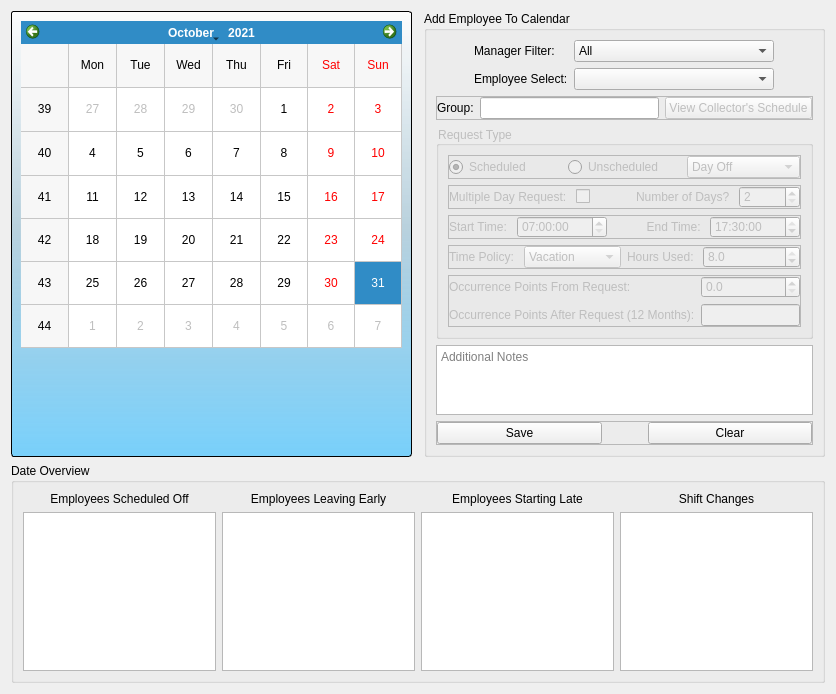
Above: Ui_Files/agent_calendar.ui from jakesb27/Manager_KPI_Tracker before the change. Below: the same form after it.
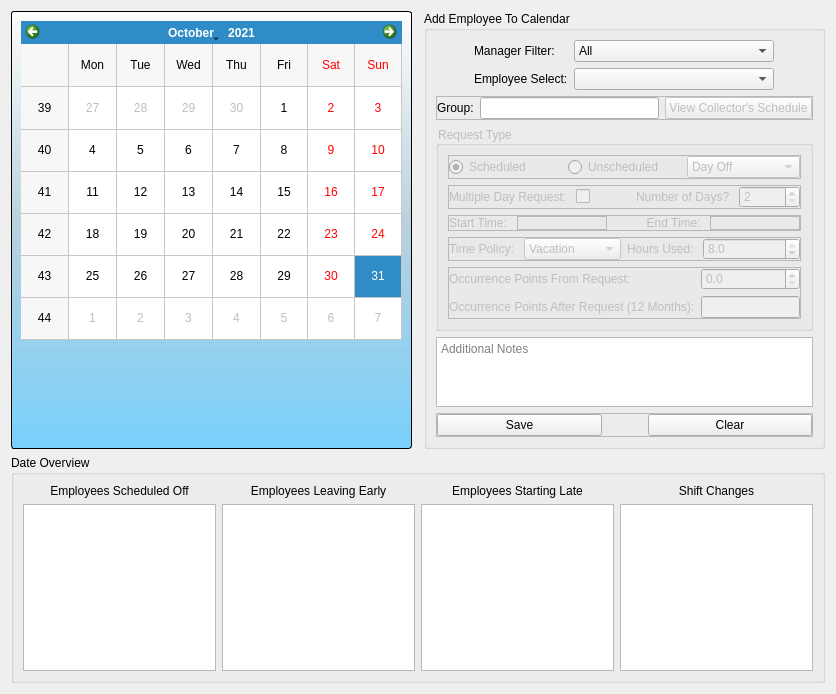
That is the form after the change. Icons and pictures are not drawn.

Commit message: added date UX functions.

Diff of the .ui file:
```diff
--- a/Ui_Files/agent_calendar.ui
+++ b/Ui_Files/agent_calendar.ui
@@ -226,21 +226,30 @@
              </widget>
             </item>
             <item>
-             <widget class="QTimeEdit" name="empStartTime">
-              <property name="maximumTime">
-               <time>
-                <hour>17</hour>
-                <minute>30</minute>
-                <second>0</second>
-               </time>
+             <widget class="QFrame" name="frameStart">
+              <property name="frameShape">
+               <enum>QFrame::StyledPanel</enum>
               </property>
-              <property name="minimumTime">
-               <time>
-                <hour>7</hour>
-                <minute>0</minute>
-                <second>0</second>
-               </time>
+              <property name="frameShadow">
+               <enum>QFrame::Raised</enum>
               </property>
+              <layout class="QHBoxLayout" name="horizontalLayout_7">
+               <property name="spacing">
+                <number>0</number>
+               </property>
+               <property name="leftMargin">
+                <number>0</number>
+               </property>
+               <property name="topMargin">
+                <number>0</number>
+               </property>
+               <property name="rightMargin">
+                <number>0</number>
+               </property>
+               <property name="bottomMargin">
+                <number>0</number>
+               </property>
+              </layout>
              </widget>
             </item>
             <item>
@@ -254,28 +263,30 @@
              </widget>
             </item>
             <item>
-             <widget class="QTimeEdit" name="empEndTime">
-              <property name="maximumTime">
-               <time>
-                <hour>17</hour>
-                <minute>30</minute>
-                <second>0</second>
-               </time>
+             <widget class="QFrame" name="frameEnd">
+              <property name="frameShape">
+               <enum>QFrame::StyledPanel</enum>
               </property>
-              <property name="minimumTime">
-               <time>
-                <hour>7</hour>
-                <minute>0</minute>
-                <second>0</second>
-               </time>
+              <property name="frameShadow">
+               <enum>QFrame::Raised</enum>
               </property>
-              <property name="time">
-               <time>
-                <hour>17</hour>
-                <minute>30</minute>
-                <second>0</second>
-               </time>
-              </property>
+              <layout class="QHBoxLayout" name="horizontalLayout_8">
+               <property name="spacing">
+                <number>0</number>
+               </property>
+               <property name="leftMargin">
+                <number>0</number>
+               </property>
+               <property name="topMargin">
+                <number>0</number>
+               </property>
+               <property name="rightMargin">
+                <number>0</number>
+               </property>
+               <property name="bottomMargin">
+                <number>0</number>
+               </property>
+              </layout>
              </widget>
             </item>
            </layout>
```
The commit also changes 2 other files.
